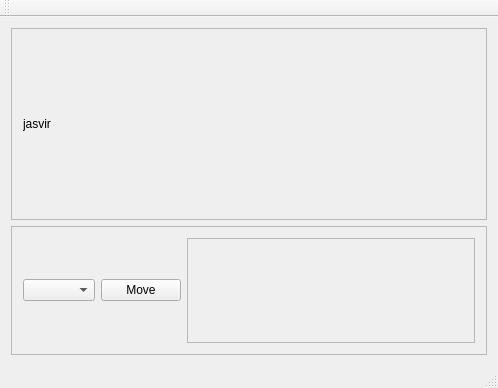
Qt form mainwindow.ui (jasvir99/Journey_CSULB) before a commit.
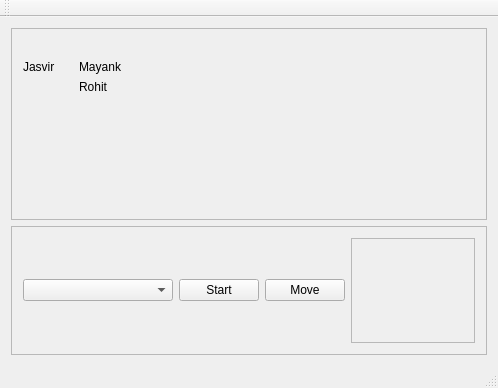
The same form after that commit.

Commit message: adds functionality for movement of player, selection of accessibles places and render list of accessibles

What changed in the file:
```diff
--- a/mainwindow.ui
+++ b/mainwindow.ui
@@ -23,6 +23,12 @@
    <layout class="QVBoxLayout" name="verticalLayout_3">
     <item>
      <widget class="QScrollArea" name="scrollArea">
+      <property name="minimumSize">
+       <size>
+        <width>0</width>
+        <height>0</height>
+       </size>
+      </property>
       <property name="widgetResizable">
        <bool>true</bool>
       </property>
@@ -35,33 +41,74 @@
          <height>198</height>
         </rect>
        </property>
-       <layout class="QHBoxLayout" name="horizontalLayout_2">
-        <item>
-         <widget class="QLabel" name="player1">
-          <property name="minimumSize">
-           <size>
-            <width>50</width>
-            <height>0</height>
-           </size>
-          </property>
-          <property name="maximumSize">
-           <size>
-            <width>10</width>
-            <height>20</height>
-           </size>
-          </property>
-          <property name="text">
-           <string>jasvir</string>
-          </property>
-         </widget>
-        </item>
-        <item>
+       <layout class="QFormLayout" name="formLayout">
+        <item row="0" column="0">
          <widget class="QLabel" name="mainImage">
           <property name="text">
            <string/>
           </property>
          </widget>
         </item>
+        <item row="1" column="0">
+         <widget class="QLabel" name="player1">
+          <property name="enabled">
+           <bool>true</bool>
+          </property>
+          <property name="minimumSize">
+           <size>
+            <width>50</width>
+            <height>0</height>
+           </size>
+          </property>
+          <property name="maximumSize">
+           <size>
+            <width>10</width>
+            <height>20</height>
+           </size>
+          </property>
+          <property name="text">
+           <string>Jasvir</string>
+          </property>
+         </widget>
+        </item>
+        <item row="1" column="1">
+         <widget class="QLabel" name="player2">
+          <property name="minimumSize">
+           <size>
+            <width>60</width>
+            <height>0</height>
+           </size>
+          </property>
+          <property name="maximumSize">
+           <size>
+            <width>10</width>
+            <height>20</height>
+           </size>
+          </property>
+          <property name="text">
+           <string>Mayank</string>
+          </property>
+         </widget>
+        </item>
+        <item row="2" column="1">
+         <widget class="QLabel" name="player3">
+          <property name="minimumSize">
+           <size>
+            <width>50</width>
+            <height>0</height>
+           </size>
+          </property>
+          <property name="maximumSize">
+           <size>
+            <width>10</width>
+            <height>20</height>
+           </size>
+          </property>
+          <property name="text">
+           <string>Rohit</string>
+          </property>
+         </widget>
+        </item>
        </layout>
       </widget>
      </widget>
@@ -88,10 +135,36 @@
        </property>
        <layout class="QHBoxLayout" name="horizontalLayout">
         <item>
-         <widget class="QComboBox" name="rooms"/>
+         <widget class="QComboBox" name="rooms">
+          <property name="enabled">
+           <bool>true</bool>
+          </property>
+          <property name="minimumSize">
+           <size>
+            <width>150</width>
+            <height>0</height>
+           </size>
+          </property>
+         </widget>
+        </item>
+        <item>
+         <widget class="QPushButton" name="start">
+          <property name="maximumSize">
+           <size>
+            <width>100</width>
+            <height>16777215</height>
+           </size>
+          </property>
+          <property name="text">
+           <string>Start</string>
+          </property>
+         </widget>
         </item>
         <item>
          <widget class="QPushButton" name="move">
+          <property name="enabled">
+           <bool>true</bool>
+          </property>
           <property name="text">
            <string>Move</string>
           </property>
@@ -107,7 +180,7 @@
             <rect>
              <x>0</x>
              <y>0</y>
-             <width>278</width>
+             <width>120</width>
              <height>107</height>
             </rect>
            </property>
```
Left out of the diff: 4 changed lines with no effect on the pictures. The commit also changes 7 other files.
